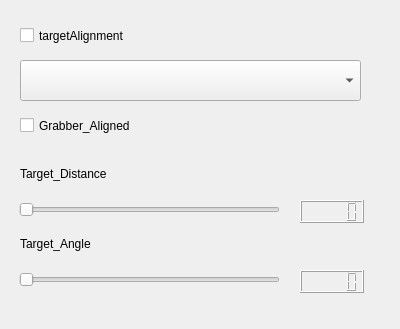
Old version of the form QtClients/EverybodySimulator2016/grippersimulator.ui in the repository madhavpatel6/EmbeddedSystemDesign_Team02.
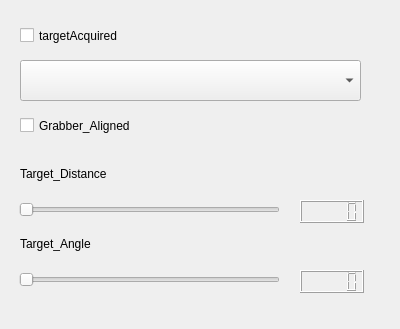
New version of the form.

Diff of the .ui file:
```diff
--- a/QtClients/EverybodySimulator2016/grippersimulator.ui
+++ b/QtClients/EverybodySimulator2016/grippersimulator.ui
@@ -105,7 +105,7 @@
     </rect>
    </property>
    <property name="text">
-    <string>targetAlignment</string>
+    <string>targetAcquired</string>
    </property>
   </widget>
   <widget class="QCheckBox" name="Grabber_Aligned">
```
